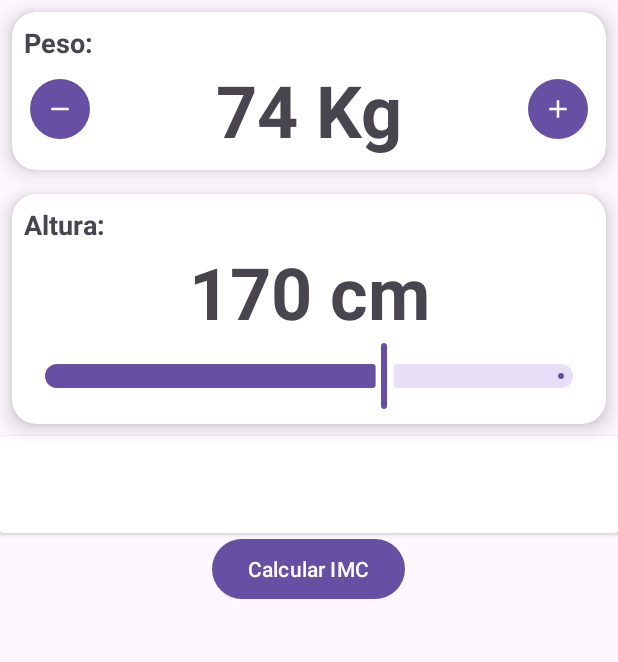
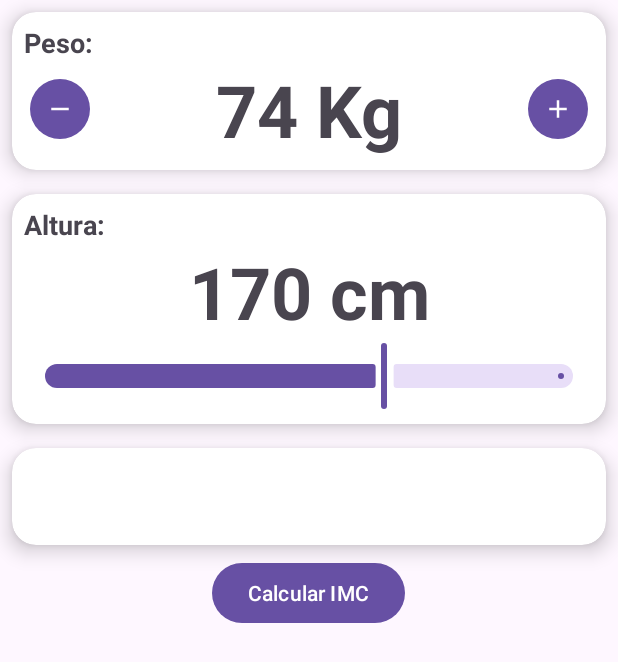
Before and after one commit to oscarlimachi/MyApplication11, an Android app: the screen it shows after launch (MainActivity), on a phone screen of 412 x 824 dp. Shown: the top 662 px of the screen. Run offline under Robolectric (Android 15) with nearby library versions, the phone set to English and light mode, and no system bars.

Commit message:
cambios padding del resultado y error arreglado

```diff
--- a/app/src/main/res/layout/activity_main.xml
+++ b/app/src/main/res/layout/activity_main.xml
@@ -103,7 +103,11 @@
     <!--Resultado-->
     <androidx.cardview.widget.CardView
         android:layout_width="match_parent"
-        android:layout_height="wrap_content">
+        android:layout_height="wrap_content"
+        android:layout_margin="8dp"
+        app:cardCornerRadius="16dp"
+        app:cardElevation="8dp">
+
         <TextView
             android:id="@+id/resultTextView"
             android:layout_width="match_parent"
```
Also changed, not shown: app/src/main/java/com/example/myapplication/MainActivity.kt (indentation only).
